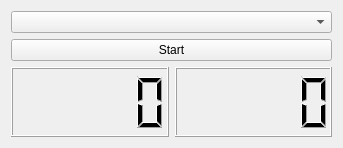
Old version of the form lockingui.ui in the repository antigol/lockin2.
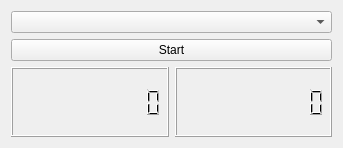
New version of the form.

What changed in the file:
```diff
--- a/lockingui.ui
+++ b/lockingui.ui
@@ -27,10 +27,18 @@
    <item>
     <layout class="QHBoxLayout" name="horizontalLayout">
      <item>
-      <widget class="QLCDNumber" name="lcdForXValue"/>
+      <widget class="QLCDNumber" name="lcdForXValue">
+       <property name="numDigits">
+        <number>10</number>
+       </property>
+      </widget>
      </item>
      <item>
-      <widget class="QLCDNumber" name="lcdForYValue"/>
+      <widget class="QLCDNumber" name="lcdForYValue">
+       <property name="numDigits">
+        <number>10</number>
+       </property>
+      </widget>
      </item>
     </layout>
    </item>
```
